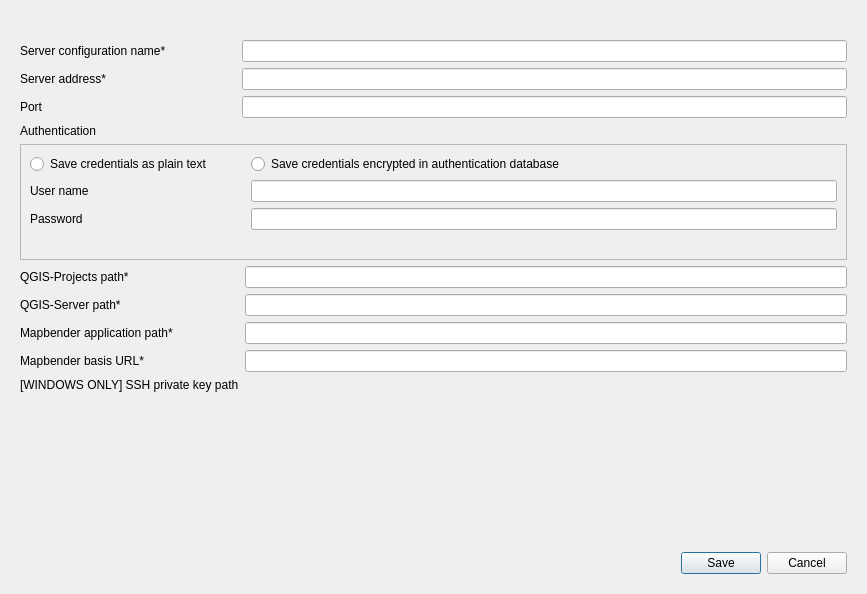
First picture: the form in mapbender_plugin/dialogs/ui/server_config_dialog.ui, repository WhereGroup/QGIS2Mapbender, before the edit.
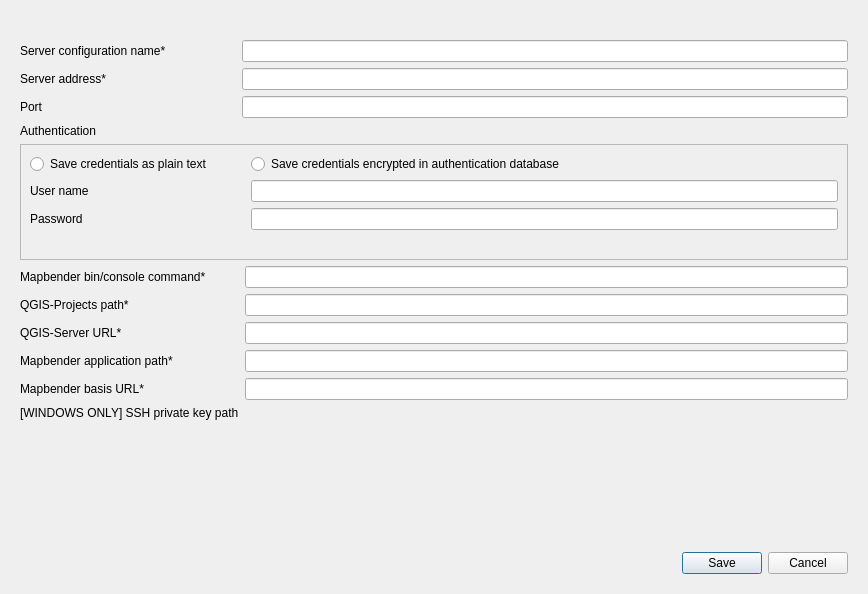
Second picture: the form after the edit. Icons and pictures are not drawn. Custom widgets are drawn as their Qt base class.

Diff of the .ui file:
```diff
--- a/mapbender_plugin/dialogs/ui/server_config_dialog.ui
+++ b/mapbender_plugin/dialogs/ui/server_config_dialog.ui
@@ -6,7 +6,7 @@
    <rect>
     <x>0</x>
     <y>0</y>
-    <width>867</width>
+    <width>868</width>
     <height>594</height>
    </rect>
   </property>
@@ -78,60 +78,70 @@
         </item>
         <item row="2" column="0" colspan="2">
          <layout class="QFormLayout" name="formLayout">
-          <item row="0" column="0">
+          <item row="1" column="0">
            <widget class="QLabel" name="qgisProjectPathLabel">
             <property name="text">
              <string>QGIS-Projects path*</string>
             </property>
            </widget>
           </item>
-          <item row="0" column="1">
+          <item row="1" column="1">
            <widget class="QLineEdit" name="qgisProjectPathLineEdit"/>
           </item>
-          <item row="1" column="0">
+          <item row="2" column="0">
            <widget class="QLabel" name="qgisServerPathLabel">
             <property name="text">
-             <string>QGIS-Server path*</string>
+             <string>QGIS-Server URL*</string>
             </property>
            </widget>
           </item>
-          <item row="1" column="1">
+          <item row="2" column="1">
            <widget class="QLineEdit" name="qgisServerPathLineEdit"/>
           </item>
-          <item row="2" column="0">
+          <item row="3" column="0">
            <widget class="QLabel" name="mbPathLabel">
             <property name="text">
              <string>Mapbender application path*</string>
             </property>
            </widget>
           </item>
-          <item row="2" column="1">
+          <item row="3" column="1">
            <widget class="QLineEdit" name="mbPathLineEdit"/>
           </item>
-          <item row="3" column="0">
+          <item row="4" column="0">
            <widget class="QLabel" name="mbBasisUrlLabel">
             <property name="text">
              <string>Mapbender basis URL*</string>
             </property>
            </widget>
           </item>
-          <item row="3" column="1">
+          <item row="4" column="1">
            <widget class="QLineEdit" name="mbBasisUrlLineEdit">
             <property name="inputMethodHints">
              <set>Qt::ImhUrlCharactersOnly</set>
             </property>
            </widget>
           </item>
-          <item row="4" column="0">
+          <item row="5" column="0">
            <widget class="QLabel" name="winPKPathLabel">
             <property name="text">
              <string>[WINDOWS ONLY] SSH private key path</string>
             </property>
            </widget>
           </item>
-          <item row="4" column="1">
+          <item row="5" column="1">
            <widget class="QgsFileWidget" name="winPKFileWidget"/>
           </item>
+          <item row="0" column="0">
+           <widget class="QLabel" name="binConsoleCommandLabel">
+            <property name="text">
+             <string>Mapbender bin/console command*</string>
+            </property>
+           </widget>
+          </item>
+          <item row="0" column="1">
+           <widget class="QLineEdit" name="binConsoleCommandLineEdit"/>
+          </item>
          </layout>
         </item>
         <item row="1" column="0" colspan="2">
```
